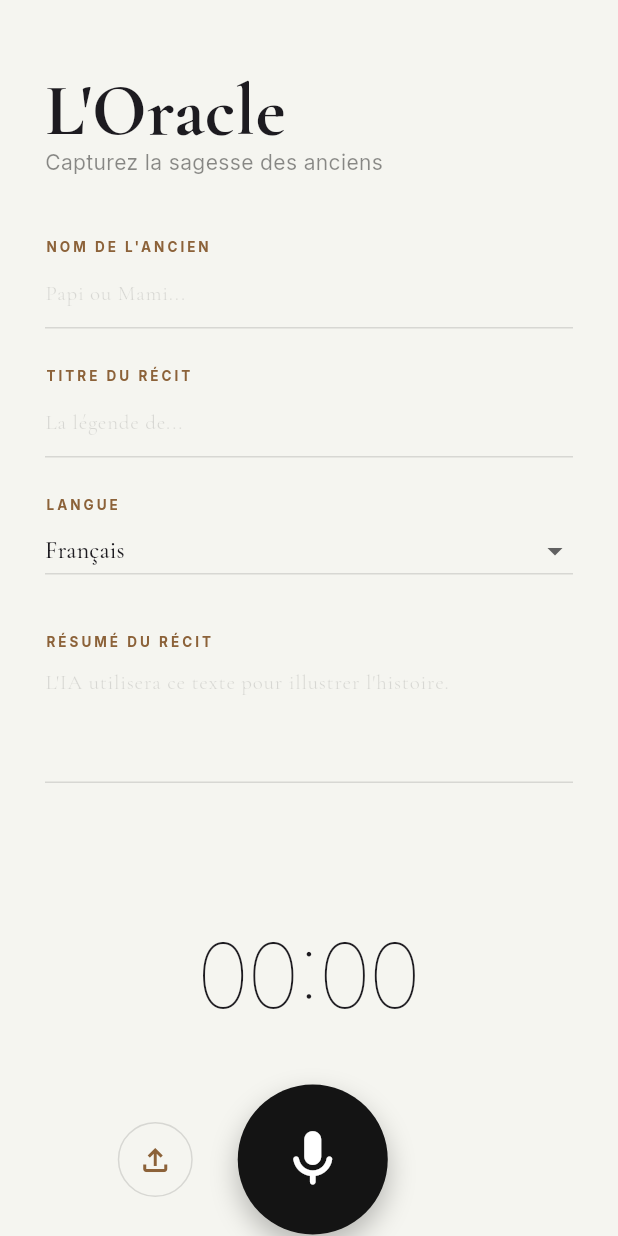
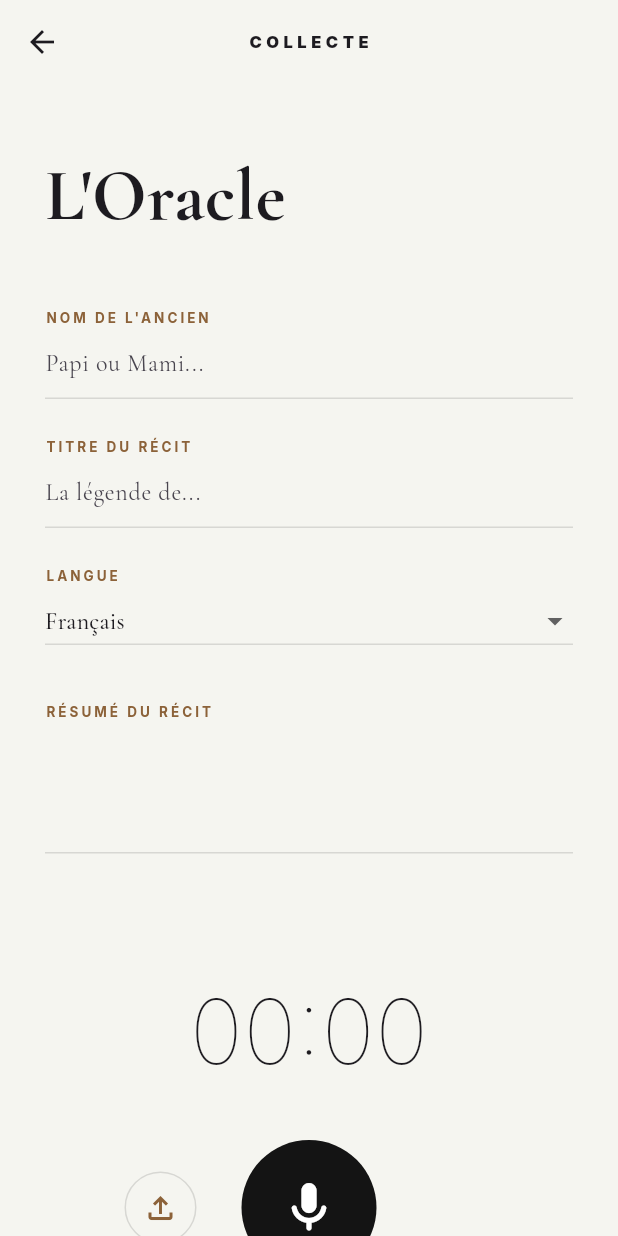
Before and after one commit to bkablam11/griot_app, a Flutter app: the RecordPage screen opened directly, on a phone screen of 412 x 824 dp. Run offline on Flutter 3.47's test engine with Material 3 defaults, Android fonts, the phone set to English and light mode, and no system bars; our stand-ins replace audioplayers, cloud_firestore, file_picker, firebase_auth, firebase_core, flutter_dotenv and 6 more; missing offline and left inert: record; accounts and stored records are empty; network calls fail.

Commit message:
fix: web interface

```diff
--- a/lib/features/collection/record_page.dart
+++ b/lib/features/collection/record_page.dart
@@ -6,12 +6,14 @@ import 'package:google_fonts/google_fonts.dart';
 import 'package:cloud_firestore/cloud_firestore.dart';
 import 'package:hive_flutter/hive_flutter.dart';
 import '../../core/services/storage_service.dart';
-import 'dart:io' show Directory, File;
+import 'dart:io' show Directory;
 import '../../core/services/ai_service.dart';
 import '../home/main_screen.dart';
 import 'package:file_picker/file_picker.dart';
 import 'dart:typed_data';
 import 'package:flutter/foundation.dart' show kIsWeb;
+import 'package:http/http.dart'
+    as http; // <--- AJOUTE ÇA (flutter pub add http)
 
 class RecordPage extends StatefulWidget {
   const RecordPage({super.key});
@@ -48,7 +50,6 @@ class _RecordPageState extends State<RecordPage> {
     super.dispose();
   }
 
-  // --- SÉLECTION DE FICHIER (Compatible Web/Mobile) ---
   Future<void> pickAudioFile() async {
     try {
       FilePickerResult? result = await FilePicker.pickFiles(
@@ -57,7 +58,6 @@ class _RecordPageState extends State<RecordPage> {
         withData: true,
       );
       if (result != null) {
-        // On passe le nom et les bytes au dialogue
         _showSaveDialog(
           path: result.files.single.name,
           bytes: result.files.single.bytes,
@@ -74,21 +74,16 @@ class _RecordPageState extends State<RecordPage> {
     return '${minutes.toString().padLeft(2, '0')}:${remainingSeconds.toString().padLeft(2, '0')}';
   }
 
-  // --- ENREGISTREMENT (Compatible Web/Mobile) ---
   Future<void> startRecording() async {
     try {
       if (await audioRecorder.hasPermission()) {
         String? filePath;
-
         if (!kIsWeb) {
           final Directory appDocDir = await getApplicationDocumentsDirectory();
           filePath =
               '${appDocDir.path}/griot_${DateTime.now().millisecondsSinceEpoch}.m4a';
         }
-
-        // Sur Web, path est ignoré par le package record, il crée un Blob
         await audioRecorder.start(const RecordConfig(), path: filePath ?? '');
-
         setState(() {
           isRecording = true;
           _recordDuration = 0;
@@ -112,7 +107,7 @@ class _RecordPageState extends State<RecordPage> {
     }
   }
 
-  // --- LOGIQUE DE SAUVEGARDE FINALE ---
+  // --- LOGIQUE DE SAUVEGARDE UNIVERSELLE ---
   Future<void> _handleFinalSave({
     required String path,
     Uint8List? bytes,
@@ -120,15 +115,20 @@ class _RecordPageState extends State<RecordPage> {
     setState(() => isUploading = true);
 
     try {
-      String extension = path.contains('.') ? path.split('.').last : 'm4a';
-      String fileName =
-          "audio_${DateTime.now().millisecondsSinceEpoch}.$extension";
+      Uint8List? finalBytes = bytes;
 
-      // Appel au service de stockage (ton service universel)
+      // CORRECTIF WEB : Si on a enregistré (path commence par blob), on télécharge les bytes
+      if (kIsWeb && bytes == null && path.startsWith('blob:')) {
+        final response = await http.get(Uri.parse(path));
+        finalBytes = response.bodyBytes;
+      }
+
+      String fileName = "audio_${DateTime.now().millisecondsSinceEpoch}.m4a";
+
       final storageUrl = await StorageService().uploadAudio(
         fileName: fileName,
         localPath: kIsWeb ? null : path,
-        fileBytes: bytes,
+        fileBytes: finalBytes,
       );
 
       if (storageUrl != null) {
@@ -145,7 +145,7 @@ class _RecordPageState extends State<RecordPage> {
           if (aiResult != null) {
             finalTitle = aiResult['titre'] ?? finalTitle;
             final String encodedPrompt = Uri.encodeComponent(
-              aiResult['prompt'] ?? "African art",
+              aiResult['prompt'] ?? "African traditional art",
             );
             finalImageUrl =
                 "https://image.pollinations.ai/prompt/$encodedPrompt?nologo=true&seed=${DateTime.now().millisecondsSinceEpoch}";
@@ -155,7 +155,6 @@ class _RecordPageState extends State<RecordPage> {
         }
 
         final storyData = {
-          'id': DateTime.now().millisecondsSinceEpoch.toString(),
           'title': finalTitle,
           'elderName': _elderController.text,
           'summary': _summaryController.text,
@@ -192,9 +191,6 @@ class _RecordPageState extends State<RecordPage> {
         builder: (context, setDialogState) {
           return AlertDialog(
             backgroundColor: const Color(0xFFF5F5F0),
-            shape: RoundedRectangleBorder(
-              borderRadius: BorderRadius.circular(15),
-            ),
             title: Text(
               "Consigner la parole",
               style: GoogleFonts.cormorantGaramond(fontWeight: FontWeight.bold),
@@ -206,12 +202,12 @@ class _RecordPageState extends State<RecordPage> {
                       const CircularProgressIndicator(color: Color(0xFF8C6239)),
                       const SizedBox(height: 20),
                       Text(
-                        "L'IA sublime le récit...",
+                        "Le Village se prépare...",
                         style: GoogleFonts.inter(),
                       ),
                     ],
                   )
-                : Text("Voulez-vous confier cette sagesse au Village ?"),
+                : const Text("Voulez-vous confier cette sagesse au Village ?"),
             actions: isUploading
                 ? []
                 : [
@@ -224,8 +220,18 @@ class _RecordPageState extends State<RecordPage> {
                         backgroundColor: const Color(0xFF141414),
                         foregroundColor: Colors.white,
                       ),
-                      onPressed: () =>
-                          _handleFinalSave(path: path, bytes: bytes),
+                      onPressed: () async {
+                        // 1. On force l'affichage du chargement DANS le dialogue
+                        setDialogState(() {
+                          isUploading = true;
+                        });
+
+                        // 2. On lance la sauvegarde réelle
+                        await _handleFinalSave(path: path, bytes: bytes);
+
+                        // Note: Le Navigator.pushAndRemoveUntil à l'intérieur de
+                        // _handleFinalSave fermera automatiquement ce dialogue.
+                      },
                       child: const Text("CONFIRMER"),
                     ),
                   ],
@@ -239,14 +245,24 @@ class _RecordPageState extends State<RecordPage> {
   Widget build(BuildContext context) {
     return Scaffold(
       backgroundColor: const Color(0xFFF5F5F0),
+      appBar: AppBar(
+        title: Text(
+          "COLLECTE",
+          style: GoogleFonts.inter(
+            fontSize: 11,
+            letterSpacing: 3,
+            fontWeight: FontWeight.w900,
+          ),
+        ),
+        centerTitle: true,
+        backgroundColor: Colors.transparent,
+        elevation: 0,
+      ),
       body: Center(
-        // On centre tout pour le Web
         child: Container(
-          constraints: const BoxConstraints(
-            maxWidth: 600,
-          ), // Empêche l'étirement sur PC
+          constraints: const BoxConstraints(maxWidth: 600),
           child: SingleChildScrollView(
-            padding: const EdgeInsets.symmetric(horizontal: 30, vertical: 50),
+            padding: const EdgeInsets.symmetric(horizontal: 30, vertical: 40),
             child: Column(
               crossAxisAlignment: CrossAxisAlignment.start,
               children: [
@@ -255,15 +271,9 @@ class _RecordPageState extends State<RecordPage> {
                   style: GoogleFonts.cormorantGaramond(
                     fontSize: 48,
                     fontWeight: FontWeight.bold,
-                    height: 1,
                   ),
                 ),
-                Text(
-                  "Capturez la sagesse des anciens",
-                  style: GoogleFonts.inter(fontSize: 14, color: Colors.black45),
-                ),
                 const SizedBox(height: 40),
-
                 _buildCustomField(
                   "NOM DE L'ANCIEN",
                   _elderController,
@@ -274,7 +284,6 @@ class _RecordPageState extends State<RecordPage> {
                   _titleController,
                   hint: "La légende de...",
                 ),
-
                 Text(
                   "LANGUE",
                   style: GoogleFonts.inter(
@@ -293,18 +302,13 @@ class _RecordPageState extends State<RecordPage> {
                       .toList(),
                   onChanged: (v) => setState(() => _selectedLanguage = v!),
                 ),
-
                 const SizedBox(height: 30),
                 _buildCustomField(
                   "RÉSUMÉ DU RÉCIT",
                   _summaryController,
-                  hint: "L'IA utilisera ce texte pour illustrer l'histoire.",
                   maxLines: 3,
                 ),
-
-                const SizedBox(height: 60),
-
-                // --- ZONE DE CAPTURE ---
+                const SizedBox(height: 50),
                 Center(
                   child: Column(
                     children: [
@@ -313,74 +317,47 @@ class _RecordPageState extends State<RecordPage> {
                         style: GoogleFonts.inter(
                           fontSize: 60,
                           fontWeight: FontWeight.w100,
-                          letterSpacing: -2,
                         ),
                       ),
                       const SizedBox(height: 30),
-
                       Row(
                         mainAxisAlignment: MainAxisAlignment.center,
                         children: [
-                          // BOUTON IMPORTER
                           if (!isRecording)
                             _buildActionButton(
                               Icons.file_upload_outlined,
                               pickAudioFile,
-                            ),
-
+                            ), // L'icône fixée ici
                           const SizedBox(width: 30),
-
-                          // BOUTON MICRO AVEC PULSATION
                           GestureDetector(
                             onTap: isRecording ? stopRecording : startRecording,
                             child: Stack(
                               alignment: Alignment.center,
                               children: [
                                 if (isRecording) const _PulseAnimation(),
-                                AnimatedContainer(
-                                  duration: const Duration(milliseconds: 300),
-                                  width: 100,
-                                  height: 100,
+                                Container(
+                                  width: 90,
+                                  height: 90,
                                   decoration: BoxDecoration(
                                     shape: BoxShape.circle,
                                     color: isRecording
                                         ? Colors.red
                                         : const Color(0xFF141414),
-                                    boxShadow: [
-                                      BoxShadow(
-                                        color: Colors.black26,
-                                        blurRadius: 15,
-                                        offset: const Offset(0, 8),
-                                      ),
-                                    ],
                                   ),
                                   child: Icon(
                                     isRecording
                                         ? Icons.stop_rounded
                                         : Icons.mic_rounded,
                                     color: Colors.white,
-                                    size: 45,
+                                    size: 40,
                                   ),
                                 ),
                               ],
                             ),
                           ),
-
                           const SizedBox(width: 30),
-                          if (!isRecording) const SizedBox(width: 45),
+                          if (!isRecording) const SizedBox(width: 48),
                         ],
-                      ),
-                      const SizedBox(height: 25),
-                      Text(
-                        isRecording
-                            ? "L'ANCIEN PARLE..."
-                            : "DÉMARRER LA COLLECTE",
-                        style: GoogleFonts.inter(
-                          fontSize: 10,
-                          letterSpacing: 2,
-                          fontWeight: FontWeight.w800,
-                          color: isRecording ? Colors.red : Colors.black38,
-                        ),
                       ),
                     ],
                   ),
@@ -394,15 +371,20 @@ class _RecordPageState extends State<RecordPage> {
   }
 
   Widget _buildActionButton(IconData icon, VoidCallback onTap) {
-    return GestureDetector(
+    return InkWell(
       onTap: onTap,
+      borderRadius: BorderRadius.circular(50),
       child: Container(
-        padding: const EdgeInsets.all(12),
+        width: 48,
+        height: 48, // Taille fixe pour garantir la visibilité
         decoration: BoxDecoration(
           shape: BoxShape.circle,
           border: Border.all(color: Colors.black12),
         ),
-        child: Icon(icon, color: const Color(0xFF8C6239), size: 24),
+        child: Center(
+          // On centre l'icône
+          child: Icon(icon, color: const Color(0xFF8C6239), size: 24),
+        ),
       ),
     );
   }
@@ -432,12 +414,8 @@ class _RecordPageState extends State<RecordPage> {
             maxLines: maxLines,
             decoration: InputDecoration(
               hintText: hint,
-              hintStyle: const TextStyle(color: Colors.black12, fontSize: 14),
               enabledBorder: const UnderlineInputBorder(
                 borderSide: BorderSide(color: Colors.black12),
-              ),
-              focusedBorder: const UnderlineInputBorder(
-                borderSide: BorderSide(color: Color(0xFF8C6239)),
               ),
             ),
           ),
@@ -478,8 +456,8 @@ class _PulseAnimationState extends State<_PulseAnimation>
       child: ScaleTransition(
         scale: Tween(begin: 1.0, end: 2.0).animate(_controller),
         child: Container(
-          width: 100,
-          height: 100,
+          width: 90,
+          height: 90,
           decoration: const BoxDecoration(
             shape: BoxShape.circle,
             color: Colors.red,
--- a/pubspec.yaml
+++ b/pubspec.yaml
@@ -53,6 +53,8 @@ dependencies:
   hive: ^2.2.3
   file_picker: ^11.0.2
   foundation: ^0.0.5
+  http: ^1.6.0
+  cupertino_icons: ^1.0.8 # <--- Vérifie que cette ligne est présente
 
 
 dev_dependencies:
@@ -70,7 +72,7 @@ flutter:
   # The following line ensures that the Material Icons font is
   # included with your application, so that you can use the icons in
   # the material Icons class.
-  uses-material-design: true
+  uses-material-design: true #
 
   # Assets (env file + images)
   assets:
```
Also changed, not shown: pubspec.lock, 3 other files.
